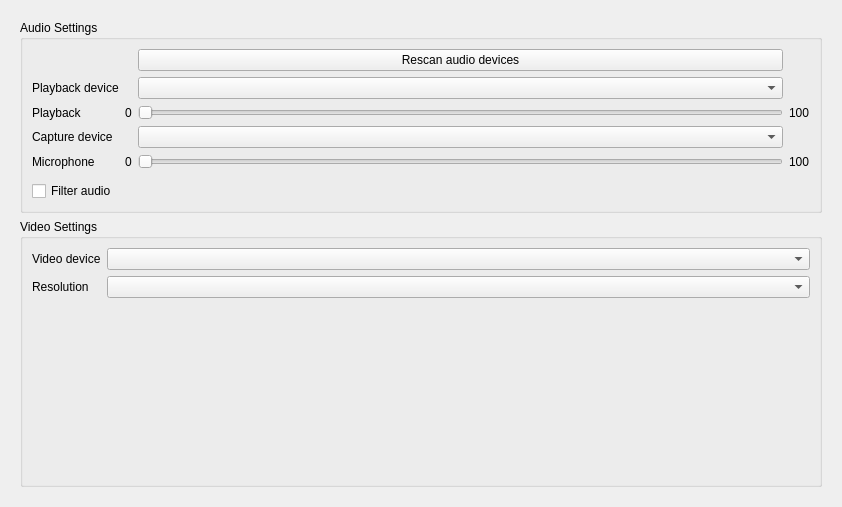
Above: src/widget/form/settings/avsettings.ui from qTox/qTox before the change. Below: the same form after it.
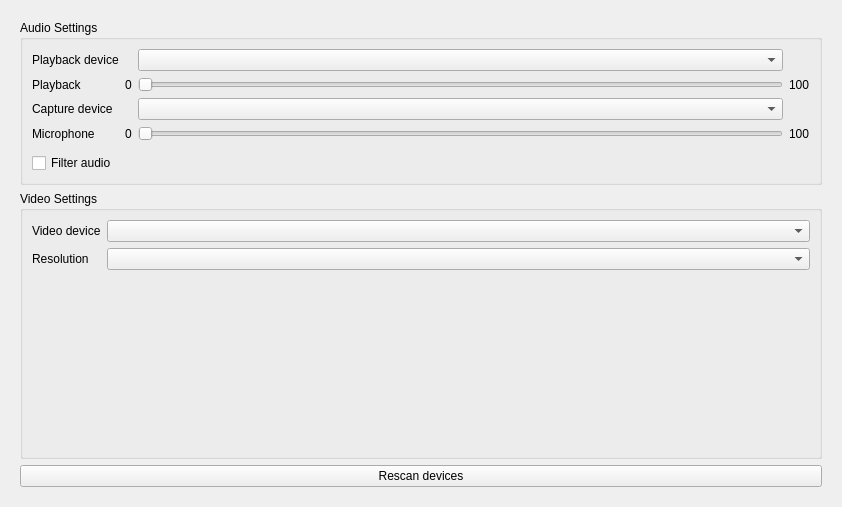
That is the form after the change. Custom widgets are drawn as their Qt base class.

What changed in the file:
```diff
--- a/src/widget/form/settings/avsettings.ui
+++ b/src/widget/form/settings/avsettings.ui
@@ -30,8 +30,8 @@
        <rect>
         <x>0</x>
         <y>0</y>
-        <width>824</width>
-        <height>489</height>
+        <width>830</width>
+        <height>495</height>
        </rect>
       </property>
       <layout class="QVBoxLayout" name="verticalLayout_5">
@@ -88,13 +88,6 @@
             </property>
            </widget>
           </item>
-          <item row="0" column="2">
-           <widget class="QPushButton" name="rescanButton">
-            <property name="text">
-             <string>Rescan audio devices</string>
-            </property>
-           </widget>
-          </item>
           <item row="2" column="3">
            <widget class="QLabel" name="playbackMax">
             <property name="text">
@@ -223,6 +216,13 @@
          </layout>
         </widget>
        </item>
+       <item>
+        <widget class="QPushButton" name="rescanButton">
+         <property name="text">
+          <string>Rescan devices</string>
+         </property>
+        </widget>
+       </item>
       </layout>
      </widget>
     </widget>
```
